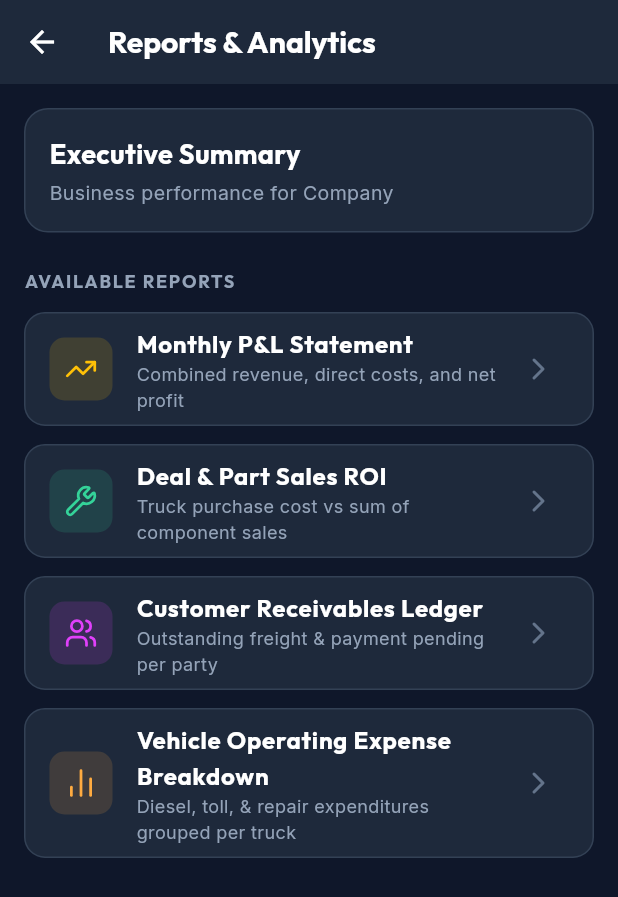
After one commit to PiyushPokharana/Trnp-App, a Flutter app: the SettingsScreen screen opened directly, after a tap on "Reports Dashboard", on a phone screen of 412 x 824 dp. The commit adds this screen. Shown: the top 897 px of the screen. Run offline on Flutter 3.47's test engine with Material 3 defaults, Android fonts, the phone set to English and light mode, and no system bars; our stand-ins replace drift, flutter_riverpod, google_fonts, google_sign_in, image_picker, lucide_icons and 2 more; missing offline and left inert: excel; accounts and stored records are empty; generated files the repository leaves out were written again.

Commit message:
Version 3.0.0

```diff
--- /dev/null
+++ b/lib/screens/reports/reports_dashboard_screen.dart
@@ -0,0 +1,200 @@
+import 'package:flutter/material.dart';
+import 'package:flutter_riverpod/flutter_riverpod.dart';
+import 'package:google_fonts/google_fonts.dart';
+import 'package:lucide_icons/lucide_icons.dart';
+import '../../providers.dart';
+
+class ReportsDashboardScreen extends ConsumerWidget {
+  const ReportsDashboardScreen({super.key});
+
+  @override
+  Widget build(BuildContext context, WidgetRef ref) {
+    final company = ref.watch(selectedCompanyProvider);
+    final transactionsAsync = ref.watch(recentTransactionsStreamProvider);
+    final tripsAsync = ref.watch(tripsStreamProvider);
+    final dealsAsync = ref.watch(dealsStreamProvider);
+
+    final isTransport = company?.businessType == 'Transport';
+
+    return Scaffold(
+      backgroundColor: const Color(0xFF0F172A),
+      appBar: AppBar(
+        backgroundColor: const Color(0xFF1E293B),
+        elevation: 0,
+        title: Text(
+          'Reports & Analytics',
+          style: GoogleFonts.outfit(fontSize: 20, fontWeight: FontWeight.bold, color: Colors.white),
+        ),
+      ),
+      body: SafeArea(
+        child: SingleChildScrollView(
+          padding: const EdgeInsets.all(16.0),
+          child: Column(
+            crossAxisAlignment: CrossAxisAlignment.stretch,
+            children: [
+              Container(
+                padding: const EdgeInsets.all(16),
+                decoration: BoxDecoration(
+                  color: const Color(0xFF1E293B),
+                  borderRadius: BorderRadius.circular(16),
+                  border: Border.all(color: const Color(0xFF334155)),
+                ),
+                child: Column(
+                  crossAxisAlignment: CrossAxisAlignment.start,
+                  children: [
+                    Text('Executive Summary', style: GoogleFonts.outfit(fontSize: 18, fontWeight: FontWeight.bold, color: Colors.white)),
+                    const SizedBox(height: 4),
+                    Text('Business performance for ${company?.name ?? 'Company'}', style: GoogleFonts.inter(fontSize: 13, color: const Color(0xFF94A3B8))),
+                  ],
+                ),
+              ),
+
+              const SizedBox(height: 24),
+
+              Text('AVAILABLE REPORTS', style: GoogleFonts.outfit(fontSize: 12, fontWeight: FontWeight.bold, letterSpacing: 1.2, color: const Color(0xFF94A3B8))),
+              const SizedBox(height: 12),
+
+              _buildReportCard(
+                title: 'Monthly P&L Statement',
+                subtitle: 'Combined revenue, direct costs, and net profit',
+                icon: LucideIcons.trendingUp,
+                color: Colors.amber,
+                onTap: () {
+                  _showReportDetails(context, 'Monthly P&L Statement', transactionsAsync.value ?? []);
+                },
+              ),
+
+              if (isTransport)
+                _buildReportCard(
+                  title: 'Trip Profitability Summary',
+                  subtitle: 'Freight rate vs diesel, toll, & repair expenses per trip',
+                  icon: LucideIcons.truck,
+                  color: Colors.blueAccent,
+                  onTap: () {
+                    _showTripReport(context, tripsAsync.value ?? []);
+                  },
+                )
+              else
+                _buildReportCard(
+                  title: 'Deal & Part Sales ROI',
+                  subtitle: 'Truck purchase cost vs sum of component sales',
+                  icon: LucideIcons.wrench,
+                  color: const Color(0xFF34D399),
+                  onTap: () {
+                    _showDealReport(context, dealsAsync.value ?? []);
+                  },
+                ),
+
+              _buildReportCard(
+                title: 'Customer Receivables Ledger',
+                subtitle: 'Outstanding freight & payment pending per party',
+                icon: LucideIcons.users,
+                color: Colors.purpleAccent,
+                onTap: () {},
+              ),
+
+              _buildReportCard(
+                title: 'Vehicle Operating Expense Breakdown',
+                subtitle: 'Diesel, toll, & repair expenditures grouped per truck',
+                icon: LucideIcons.barChart2,
+                color: Colors.orangeAccent,
+                onTap: () {},
+              ),
+            ],
+          ),
+        ),
+      ),
+    );
+  }
+
+  Widget _buildReportCard({
+    required String title,
+    required String subtitle,
+    required IconData icon,
+    required Color color,
+    required VoidCallback onTap,
+  }) {
+    return Container(
+      margin: const EdgeInsets.only(bottom: 12),
+      decoration: BoxDecoration(
+        color: const Color(0xFF1E293B),
+        borderRadius: BorderRadius.circular(14),
+        border: Border.all(color: const Color(0xFF334155)),
+      ),
+      child: ListTile(
+        onTap: onTap,
+        leading: Container(
+          padding: const EdgeInsets.all(10),
+          decoration: BoxDecoration(color: color.withValues(alpha: 0.15), borderRadius: BorderRadius.circular(10)),
+          child: Icon(icon, color: color, size: 22),
+        ),
+        title: Text(title, style: GoogleFonts.outfit(color: Colors.white, fontWeight: FontWeight.bold)),
+        subtitle: Text(subtitle, style: GoogleFonts.inter(color: const Color(0xFF94A3B8), fontSize: 12)),
+        trailing: const Icon(LucideIcons.chevronRight, color: Color(0xFF64748B)),
+      ),
+    );
+  }
+
+  void _showReportDetails(BuildContext context, String title, List txList) {
+    showModalBottomSheet(
+      context: context,
+      backgroundColor: const Color(0xFF1E293B),
+      shape: const RoundedRectangleBorder(borderRadius: BorderRadius.vertical(top: Radius.circular(20))),
+      builder: (_) {
+        return Padding(
+          padding: const EdgeInsets.all(20.0),
+          child: Column(
+            mainAxisSize: MainAxisSize.min,
+            children: [
+              Text(title, style: GoogleFonts.outfit(fontSize: 20, fontWeight: FontWeight.bold, color: Colors.white)),
+              const SizedBox(height: 16),
+              Text('Total records analyzed: ${txList.length}', style: GoogleFonts.inter(color: const Color(0xFF94A3B8))),
+            ],
+          ),
+        );
+      },
+    );
+  }
+
+  void _showTripReport(BuildContext context, List trips) {
+    showModalBottomSheet(
+      context: context,
+      backgroundColor: const Color(0xFF1E293B),
+      shape: const RoundedRectangleBorder(borderRadius: BorderRadius.vertical(top: Radius.circular(20))),
+      builder: (_) {
+        return Padding(
+          padding: const EdgeInsets.all(20.0),
+          child: Column(
+            mainAxisSize: MainAxisSize.min,
+            children: [
+              Text('Trip Profitability Summary', style: GoogleFonts.outfit(fontSize: 20, fontWeight: FontWeight.bold, color: Colors.white)),
+              const SizedBox(height: 16),
+              Text('Total trips recorded: ${trips.length}', style: GoogleFonts.inter(color: const Color(0xFF94A3B8))),
+            ],
+          ),
+        );
+      },
+    );
+  }
+
+  void _showDealReport(BuildContext context, List deals) {
+    showModalBottomSheet(
+      context: context,
+      backgroundColor: const Color(0xFF1E293B),
+      shape: const RoundedRectangleBorder(borderRadius: BorderRadius.vertical(top: Radius.circular(20))),
+      builder: (_) {
+        return Padding(
+          padding: const EdgeInsets.all(20.0),
+          child: Column(
+            mainAxisSize: MainAxisSize.min,
+            children: [
+              Text('Truck Deal ROI Report', style: GoogleFonts.outfit(fontSize: 20, fontWeight: FontWeight.bold, color: Colors.white)),
+              const SizedBox(height: 16),
+              Text('Total deals recorded: ${deals.length}', style: GoogleFonts.inter(color: const Color(0xFF94A3B8))),
+            ],
+          ),
+        );
+      },
+    );
+  }
+}
--- a/lib/screens/settings/settings_screen.dart
+++ b/lib/screens/settings/settings_screen.dart
@@ -3,7 +3,10 @@ import 'package:flutter_riverpod/flutter_riverpod.dart';
 import 'package:google_fonts/google_fonts.dart';
 import 'package:lucide_icons/lucide_icons.dart';
 import '../../providers.dart';
+import '../reports/reports_dashboard_screen.dart';
 import 'import_export_screen.dart';
+import 'pin_lock_screen.dart';
+import 'audit_log_screen.dart';
 
 class SettingsScreen extends ConsumerWidget {
   const SettingsScreen({super.key});
@@ -80,7 +83,7 @@ class SettingsScreen extends ConsumerWidget {
 
             const SizedBox(height: 24),
             Text(
-              'MASTER DATA & CATEGORIES',
+              'REPORTS & ANALYTICS',
               style: GoogleFonts.outfit(
                 fontSize: 12,
                 fontWeight: FontWeight.bold,
@@ -90,16 +93,40 @@ class SettingsScreen extends ConsumerWidget {
             ),
             const SizedBox(height: 8),
             _buildSettingsTile(
-              icon: LucideIcons.tags,
-              title: 'Transaction Categories',
-              subtitle: 'Manage expense & income categories',
-              onTap: () {},
+              icon: LucideIcons.lineChart,
+              title: 'Reports Dashboard',
+              subtitle: 'P&L statements, trip profitability, & receivables',
+              onTap: () {
+                Navigator.push(context, MaterialPageRoute(builder: (_) => const ReportsDashboardScreen()));
+              },
+            ),
+
+            const SizedBox(height: 24),
+            Text(
+              'SECURITY & AUDIT',
+              style: GoogleFonts.outfit(
+                fontSize: 12,
+                fontWeight: FontWeight.bold,
+                letterSpacing: 1.2,
+                color: const Color(0xFF94A3B8),
+              ),
+            ),
+            const SizedBox(height: 8),
+            _buildSettingsTile(
+              icon: LucideIcons.lock,
+              title: 'Set App Lock PIN',
+              subtitle: 'Require 4-digit PIN when opening app',
+              onTap: () {
+                Navigator.push(context, MaterialPageRoute(builder: (_) => const PinLockScreen(isSetupMode: true)));
+              },
             ),
             _buildSettingsTile(
-              icon: LucideIcons.wallet,
-              title: 'Payment Accounts',
-              subtitle: 'Manage Cash, Bank, and UPI running accounts',
-              onTap: () {},
+              icon: LucideIcons.shieldCheck,
+              title: 'Financial Audit Trail Logs',
+              subtitle: 'View complete log of database creation & changes',
+              onTap: () {
+                Navigator.push(context, MaterialPageRoute(builder: (_) => const AuditLogScreen()));
+              },
             ),
 
             const SizedBox(height: 24),
--- a/pubspec.yaml
+++ b/pubspec.yaml
@@ -44,6 +44,7 @@ dependencies:
   shared_preferences: ^2.3.5
   excel: ^4.0.6
   share_plus: ^10.1.4
+  image_picker: ^1.1.2
 
 dev_dependencies:
   flutter_test:
```
Also changed, not shown: lib/database/app_database.dart (+15 -0 lines), lib/database/tables.dart (+12 -0 lines), lib/screens/settings/audit_log_screen.dart (added, +90 -0 lines), lib/screens/settings/pin_lock_screen.dart (added, +175 -0 lines), lib/screens/transaction/record_transaction_sheet.dart (+23 -1 lines), lib/widgets/attachment_picker_widget.dart (added, +98 -0 lines), lib/database/app_database.g.dart, pubspec.lock, 7 other files.
